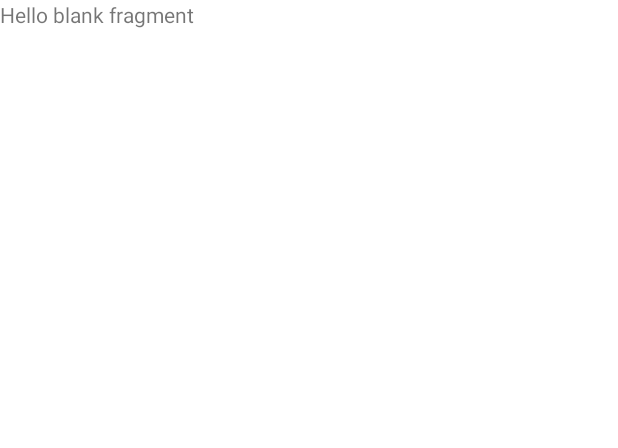
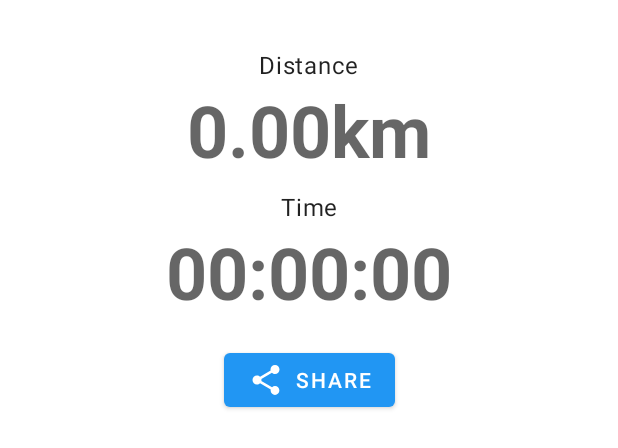
Before and after one commit to kosyakoff1/distance_tracker, an Android app: the layout fragment_result.xml on its own in the app's theme, with its tools: preview values and no code run, on a phone screen of 412 x 824 dp. Shown: the top 448 px of the screen. Run offline under Robolectric (Android 15) with nearby library versions, the phone set to English and light mode, and no system bars.

Commit message:
Added layout to result fragment

```diff
--- a/app/src/main/java/com/kosyakoff/distancetrackerapp/ui/fragments/ResultFragment.kt
+++ b/app/src/main/java/com/kosyakoff/distancetrackerapp/ui/fragments/ResultFragment.kt
@@ -5,9 +5,10 @@ import android.view.LayoutInflater
 import android.view.View
 import android.view.ViewGroup
 import androidx.fragment.app.Fragment
+import com.google.android.material.bottomsheet.BottomSheetDialogFragment
 import com.kosyakoff.distancetrackerapp.R
 
-class ResultFragment : Fragment() {
+class ResultFragment : BottomSheetDialogFragment() {
 
     override fun onCreateView(
         inflater: LayoutInflater, container: ViewGroup?,
--- /dev/null
+++ b/app/src/main/res/drawable/ic_share.xml
@@ -0,0 +1,10 @@
+<vector xmlns:android="http://schemas.android.com/apk/res/android"
+    android:width="24dp"
+    android:height="24dp"
+    android:viewportWidth="24"
+    android:viewportHeight="24"
+    android:tint="?attr/colorControlNormal">
+  <path
+      android:fillColor="@android:color/white"
+      android:pathData="M18,16.08c-0.76,0 -1.44,0.3 -1.96,0.77L8.91,12.7c0.05,-0.23 0.09,-0.46 0.09,-0.7s-0.04,-0.47 -0.09,-0.7l7.05,-4.11c0.54,0.5 1.25,0.81 2.04,0.81 1.66,0 3,-1.34 3,-3s-1.34,-3 -3,-3 -3,1.34 -3,3c0,0.24 0.04,0.47 0.09,0.7L8.04,9.81C7.5,9.31 6.79,9 6,9c-1.66,0 -3,1.34 -3,3s1.34,3 3,3c0.79,0 1.5,-0.31 2.04,-0.81l7.12,4.16c-0.05,0.21 -0.08,0.43 -0.08,0.65 0,1.61 1.31,2.92 2.92,2.92 1.61,0 2.92,-1.31 2.92,-2.92s-1.31,-2.92 -2.92,-2.92z"/>
+</vector>
--- a/app/src/main/res/layout/fragment_result.xml
+++ b/app/src/main/res/layout/fragment_result.xml
@@ -1,14 +1,68 @@
 <?xml version="1.0" encoding="utf-8"?>
-<FrameLayout xmlns:android="http://schemas.android.com/apk/res/android"
+<androidx.constraintlayout.widget.ConstraintLayout xmlns:android="http://schemas.android.com/apk/res/android"
+    xmlns:app="http://schemas.android.com/apk/res-auto"
     xmlns:tools="http://schemas.android.com/tools"
     android:layout_width="match_parent"
-    android:layout_height="match_parent"
+    android:layout_height="wrap_content"
+    android:padding="16dp"
     tools:context=".ui.fragments.ResultFragment">
 
-    <!-- TODO: Update blank fragment layout -->
     <TextView
-        android:layout_width="match_parent"
-        android:layout_height="match_parent"
-        android:text="@string/hello_blank_fragment" />
+        android:id="@+id/distance_text_view"
+        android:layout_width="wrap_content"
+        android:layout_height="wrap_content"
+        android:textAppearance="@style/TextAppearance.MaterialComponents.Body1"
+        android:layout_margin="16dp"
+        android:text="@string/scr_result_distance_text_view"
+        app:layout_constraintEnd_toEndOf="parent"
+        app:layout_constraintStart_toStartOf="parent"
+        app:layout_constraintTop_toTopOf="parent" />
 
-</FrameLayout>
+    <TextView
+        android:id="@+id/distance_value_text_view"
+        android:layout_width="wrap_content"
+        android:layout_height="wrap_content"
+        android:textAppearance="@style/TextAppearance.MaterialComponents.Headline3"
+        android:textStyle="bold"
+        app:layout_constraintEnd_toEndOf="parent"
+        app:layout_constraintStart_toStartOf="parent"
+        app:layout_constraintTop_toBottomOf="@id/distance_text_view"
+        tools:text="0.00km" />
+
+    <TextView
+        android:id="@+id/time_text_view"
+        android:layout_width="wrap_content"
+        android:layout_height="wrap_content"
+        android:layout_margin="8dp"
+        android:textAppearance="@style/TextAppearance.MaterialComponents.Body1"
+        android:text="@string/scr_result_time_text_view"
+        app:layout_constraintEnd_toEndOf="parent"
+        app:layout_constraintStart_toStartOf="parent"
+        app:layout_constraintTop_toBottomOf="@id/distance_value_text_view" />
+
+    <TextView
+        android:id="@+id/time_value_text_view"
+        android:layout_width="wrap_content"
+        android:layout_height="wrap_content"
+        android:textAppearance="@style/TextAppearance.MaterialComponents.Headline3"
+        android:textStyle="bold"
+        app:layout_constraintEnd_toEndOf="parent"
+        app:layout_constraintStart_toStartOf="parent"
+        app:layout_constraintTop_toBottomOf="@id/time_text_view"
+        tools:text="00:00:00"
+        />
+    <Button
+        android:id="@+id/share_button"
+        android:layout_width="wrap_content"
+        android:layout_height="wrap_content"
+        android:layout_marginTop="16dp"
+        android:textAllCaps="true"
+        android:text="@string/scr_result_share_buttom"
+        app:layout_constraintTop_toBottomOf="@id/time_value_text_view"
+        app:layout_constraintStart_toStartOf="parent"
+        app:layout_constraintEnd_toEndOf="parent"
+        app:icon="@drawable/ic_share"
+        />
+
+
+</androidx.constraintlayout.widget.ConstraintLayout>
--- a/app/src/main/res/navigation/nav_graph.xml
+++ b/app/src/main/res/navigation/nav_graph.xml
@@ -25,7 +25,7 @@
             android:id="@+id/action_mapsFragment_to_resultFragment"
             app:destination="@id/resultFragment" />
     </fragment>
-    <fragment
+    <dialog
         android:id="@+id/resultFragment"
         android:name="com.kosyakoff.distancetrackerapp.ui.fragments.ResultFragment"
         android:label="fragment_result"
@@ -33,5 +33,5 @@
         <action
             android:id="@+id/action_resultFragment_to_mapsFragment"
             app:destination="@id/mapsFragment" />
-    </fragment>
+    </dialog>
 </navigation>
--- a/app/src/main/res/values/strings.xml
+++ b/app/src/main/res/values/strings.xml
@@ -15,4 +15,7 @@
     <string name="src_map_background_location_needed_message">Background location permission to this application, without it we will not be able to provide you with our service</string>
     <string name="scr_map_go_message">GO</string>
     <string name="srv_tracker_distance_travelled_message">Distance Travelled</string>
+    <string name="scr_result_distance_text_view">Distance</string>
+    <string name="scr_result_time_text_view">Time</string>
+    <string name="scr_result_share_buttom">share</string>
 </resources>
```
